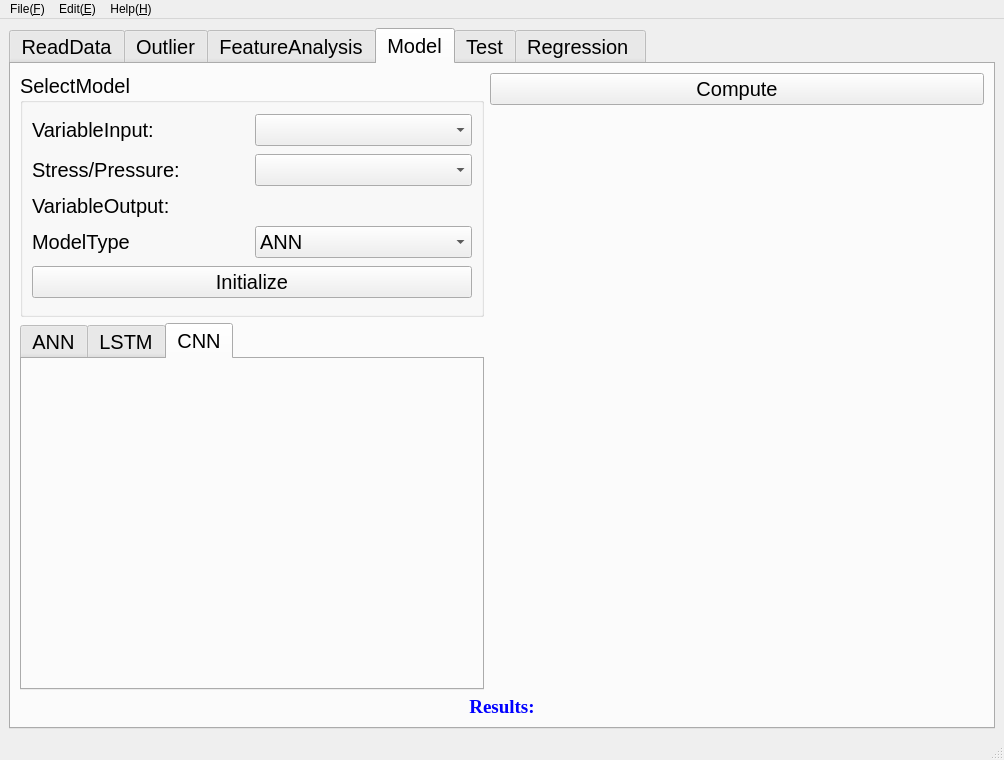
The window that IntelligentModelInterface.ui (duan-sm/softwareML) describes before a commit, drawn with Qt 5.
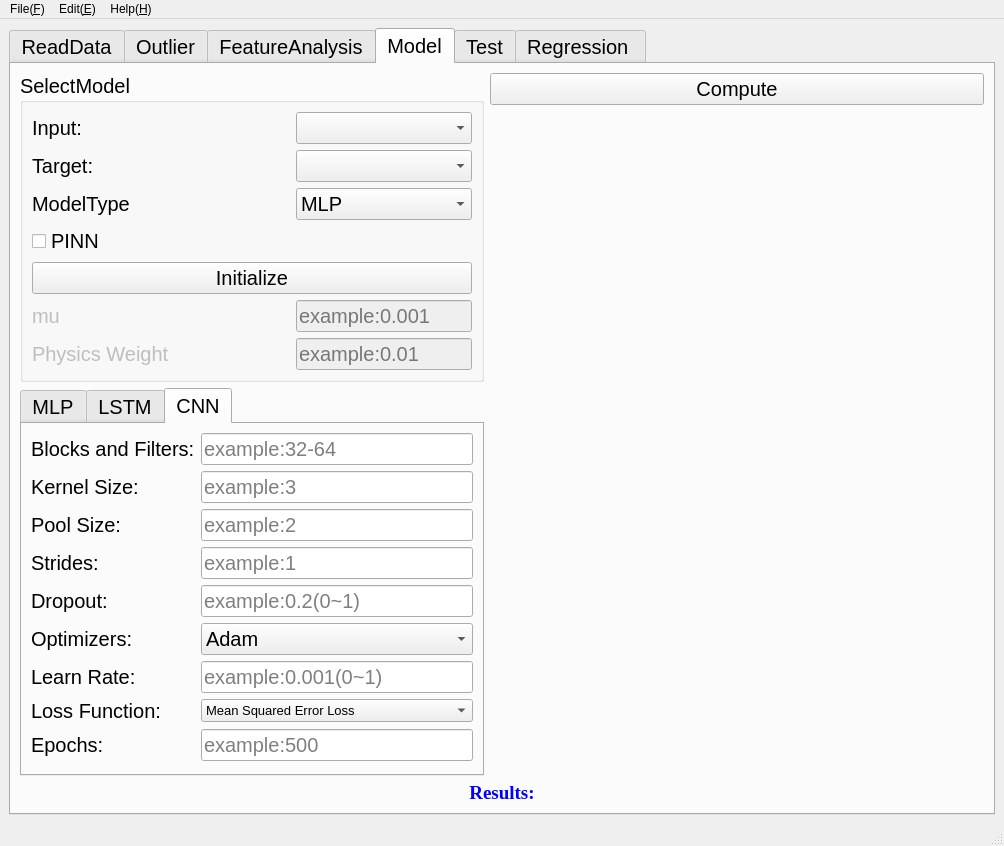
The same window after the commit. The open tabs and pages were chosen to show the change. Custom widgets are drawn as their Qt base class.

Commit message: Update project: improve interface and models; add DNN and PINN models, models_builder.py module, and Manual.pdf

```diff
--- a/IntelligentModelInterface.ui
+++ b/IntelligentModelInterface.ui
@@ -10,7 +10,7 @@
     <x>0</x>
     <y>0</y>
     <width>1004</width>
-    <height>751</height>
+    <height>805</height>
    </rect>
   </property>
   <property name="windowTitle">
@@ -1231,52 +1231,25 @@
             <property name="title">
              <string>SelectModel</string>
             </property>
-            <layout class="QGridLayout" name="gridLayout_4" columnstretch="1,1">
-             <item row="4" column="0" colspan="2">
-              <widget class="QPushButton" name="Initialize">
-               <property name="text">
-                <string>Initialize</string>
-               </property>
-              </widget>
-             </item>
-             <item row="3" column="0">
-              <widget class="QLabel" name="label_15">
-               <property name="text">
-                <string>ModelType</string>
-               </property>
-              </widget>
-             </item>
+            <layout class="QGridLayout" name="gridLayout_4" columnstretch="1,0">
              <item row="0" column="0">
               <widget class="QLabel" name="label_24">
                <property name="text">
-                <string>VariableInput:</string>
+                <string>Input:</string>
                </property>
               </widget>
              </item>
-             <item row="2" column="0">
-              <widget class="QLabel" name="label_25">
-               <property name="sizePolicy">
-                <sizepolicy hsizetype="Preferred" vsizetype="Fixed">
-                 <horstretch>0</horstretch>
-                 <verstretch>0</verstretch>
-                </sizepolicy>
-               </property>
-               <property name="text">
-                <string>VariableOutput:</string>
-               </property>
-              </widget>
-             </item>
-             <item row="0" column="1">
-              <widget class="QComboBox" name="SelectFeature4"/>
-             </item>
              <item row="3" column="1">
               <widget class="QComboBox" name="ModelTypeSelect">
+               <property name="editable">
+                <bool>false</bool>
+               </property>
                <property name="currentText">
-                <string>ANN</string>
+                <string>MLP</string>
                </property>
                <item>
                 <property name="text">
-                 <string>ANN</string>
+                 <string>MLP</string>
                 </property>
                </item>
                <item>
@@ -1291,63 +1264,80 @@
                </item>
               </widget>
              </item>
-             <item row="2" column="1">
-              <widget class="QLabel" name="VariableOutput">
-               <property name="palette">
-                <palette>
-                 <active>
-                  <colorrole role="WindowText">
-                   <brush brushstyle="SolidPattern">
-                    <color alpha="255">
-                     <red>0</red>
-                     <green>0</green>
-                     <blue>255</blue>
-                    </color>
-                   </brush>
-                  </colorrole>
-                 </active>
-                 <inactive>
-                  <colorrole role="WindowText">
-                   <brush brushstyle="SolidPattern">
-                    <color alpha="255">
-                     <red>0</red>
-                     <green>0</green>
-                     <blue>255</blue>
-                    </color>
-                   </brush>
-                  </colorrole>
-                 </inactive>
-                 <disabled>
-                  <colorrole role="WindowText">
-                   <brush brushstyle="SolidPattern">
-                    <color alpha="255">
-                     <red>120</red>
-                     <green>120</green>
-                     <blue>120</blue>
-                    </color>
-                   </brush>
-                  </colorrole>
-                 </disabled>
-                </palette>
-               </property>
+             <item row="3" column="0">
+              <widget class="QLabel" name="label_15">
                <property name="text">
-                <string/>
-               </property>
-               <property name="textFormat">
-                <enum>Qt::AutoText</enum>
+                <string>ModelType</string>
                </property>
               </widget>
              </item>
-             <item row="1" column="0">
-              <widget class="QLabel" name="label_32">
+             <item row="0" column="1">
+              <widget class="QComboBox" name="SelectFeature4"/>
+             </item>
+             <item row="4" column="0">
+              <widget class="QCheckBox" name="pinn">
                <property name="text">
-                <string>Stress/Pressure:</string>
+                <string>PINN</string>
                </property>
               </widget>
              </item>
              <item row="1" column="1">
               <widget class="QComboBox" name="Style1"/>
              </item>
+             <item row="1" column="0">
+              <widget class="QLabel" name="label_32">
+               <property name="text">
+                <string>Target:</string>
+               </property>
+              </widget>
+             </item>
+             <item row="6" column="0">
+              <widget class="QLabel" name="label_25">
+               <property name="enabled">
+                <bool>false</bool>
+               </property>
+               <property name="text">
+                <string>mu</string>
+               </property>
+              </widget>
+             </item>
+             <item row="7" column="0">
+              <widget class="QLabel" name="label_63">
+               <property name="enabled">
+                <bool>false</bool>
+               </property>
+               <property name="text">
+                <string>Physics Weight</string>
+               </property>
+              </widget>
+             </item>
+             <item row="6" column="1">
+              <widget class="QLineEdit" name="mu">
+               <property name="enabled">
+                <bool>false</bool>
+               </property>
+               <property name="placeholderText">
+                <string>example:0.001</string>
+               </property>
+              </widget>
+             </item>
+             <item row="7" column="1">
+              <widget class="QLineEdit" name="physics_weight">
+               <property name="enabled">
+                <bool>false</bool>
+               </property>
+               <property name="placeholderText">
+                <string>example:0.01</string>
+               </property>
+              </widget>
+             </item>
+             <item row="5" column="0" colspan="2">
+              <widget class="QPushButton" name="Initialize">
+               <property name="text">
+                <string>Initialize</string>
+               </property>
+              </widget>
+             </item>
             </layout>
            </widget>
           </item>
@@ -1364,7 +1354,7 @@
             </property>
             <widget class="QWidget" name="tab_5">
              <attribute name="title">
-              <string>ANN</string>
+              <string>MLP</string>
              </attribute>
              <layout class="QGridLayout" name="gridLayout_8">
               <item row="7" column="0">
@@ -1692,6 +1682,186 @@
              <attribute name="title">
               <string>CNN</string>
              </attribute>
+             <layout class="QGridLayout" name="gridLayout_20">
+              <item row="0" column="0">
+               <widget class="QLabel" name="label_55">
+                <property name="text">
+                 <string>Blocks and Filters:</string>
+                </property>
+               </widget>
+              </item>
+              <item row="0" column="1">
+               <widget class="QLineEdit" name="CNN_blocks">
+                <property name="placeholderText">
+                 <string>example:32-64</string>
+                </property>
+               </widget>
+              </item>
+              <item row="1" column="0">
+               <widget class="QLabel" name="label_60">
+                <property name="text">
+                 <string>Kernel Size:</string>
+                </property>
+               </widget>
+              </item>
+              <item row="1" column="1">
+               <widget class="QLineEdit" name="CNN_kernel_size">
+                <property name="placeholderText">
+                 <string>example:3</string>
+                </property>
+               </widget>
+              </item>
+              <item row="2" column="0">
+               <widget class="QLabel" name="label_61">
+                <property name="text">
+                 <string>Pool Size:</string>
+                </property>
+               </widget>
+              </item>
+              <item row="2" column="1">
+               <widget class="QLineEdit" name="CNN_pool_size">
+                <property name="placeholderText">
+                 <string>example:2</string>
+                </property>
+               </widget>
+              </item>
+              <item row="3" column="0">
+               <widget class="QLabel" name="label_62">
+                <property name="text">
+                 <string>Strides:</string>
+                </property>
+               </widget>
+              </item>
+              <item row="3" column="1">
+               <widget class="QLineEdit" name="CNN_strides">
+                <property name="placeholderText">
+                 <string>example:1</string>
+                </property>
+               </widget>
+              </item>
+              <item row="4" column="0">
+               <widget class="QLabel" name="label_57">
+                <property name="text">
+                 <string>Dropout:</string>
+                </property>
+               </widget>
+              </item>
+              <item row="4" column="1">
+               <widget class="QLineEdit" name="CNN_dropout">
+                <property name="placeholderText">
+                 <string>example:0.2(0~1)</string>
+                </property>
+               </widget>
+              </item>
+              <item row="5" column="0">
+               <widget class="QLabel" name="label_59">
+                <property name="text">
+                 <string>Optimizers:</string>
+                </property>
+               </widget>
+              </item>
+              <item row="5" column="1">
+               <widget class="QComboBox" name="CNN_optimizer">
+                <item>
+                 <property name="text">
+                  <string>Adam</string>
+                 </property>
+                </item>
+                <item>
+                 <property name="text">
+                  <string>Adadelta</string>
+                 </property>
+                </item>
+                <item>
+                 <property name="text">
+                  <string>Adagrad</string>
+                 </property>
+                </item>
+                <item>
+                 <property name="text">
+                  <string>RMSprop</string>
+                 </property>
+                </item>
+                <item>
+                 <property name="text">
+                  <string>Stochastic Gra Des</string>
+                 </property>
+                </item>
+               </widget>
+              </item>
+              <item row="6" column="0">
+               <widget class="QLabel" name="label_54">
+                <property name="text">
+                 <string>Learn Rate:</string>
+                </property>
+               </widget>
+              </item>
+              <item row="6" column="1">
+               <widget class="QLineEdit" name="CNN_lr">
+                <property name="placeholderText">
+                 <string>example:0.001(0~1)</string>
+                </property>
+               </widget>
+              </item>
+              <item row="7" column="0">
+               <widget class="QLabel" name="label_58">
+                <property name="text">
+                 <string>Loss Function:</string>
+                </property>
+               </widget>
+              </item>
+              <item row="7" column="1">
+               <widget class="QComboBox" name="CNN_loss">
+                <property name="font">
+                 <font>
+                  <pointsize>10</pointsize>
+                  <weight>50</weight>
+                  <italic>false</italic>
+                  <bold>false</bold>
+                 </font>
+                </property>
+                <item>
+                 <property name="text">
+                  <string>Mean Squared Error Loss</string>
+                 </property>
+                </item>
+                <item>
+                 <property name="text">
+                  <string>Mean Absolute Error Loss</string>
+                 </property>
+                </item>
+                <item>
+                 <property name="text">
+                  <string>Mean Absolute Percentage Error Loss</string>
+                 </property>
+                </item>
+                <item>
+                 <property name="text">
+                  <string>Mean Squard Logarithmic Error Loss</string>
+                 </property>
+                </item>
+                <item>
+                 <property name="text">
+                  <string>Binary Crossentropy Loss</string>
+                 </property>
+                </item>
+               </widget>
+              </item>
+              <item row="8" column="0">
+               <widget class="QLabel" name="label_56">
+                <property name="text">
+                 <string>Epochs:</string>
+                </property>
+               </widget>
+              </item>
+              <item row="8" column="1">
+               <widget class="QLineEdit" name="CNN_epochs">
+                <property name="placeholderText">
+                 <string>example:500</string>
+                </property>
+               </widget>
+              </item>
+             </layout>
             </widget>
            </widget>
           </item>
@@ -1758,7 +1928,7 @@
            <string>Results:</string>
           </property>
           <property name="textFormat">
-           <enum>Qt::MarkdownText</enum>
+           <enum>Qt::PlainText</enum>
           </property>
           <property name="alignment">
            <set>Qt::AlignCenter</set>
```
Left out of the diff: 14 changed lines with no effect on the pictures. The commit also changes 9 other files.
